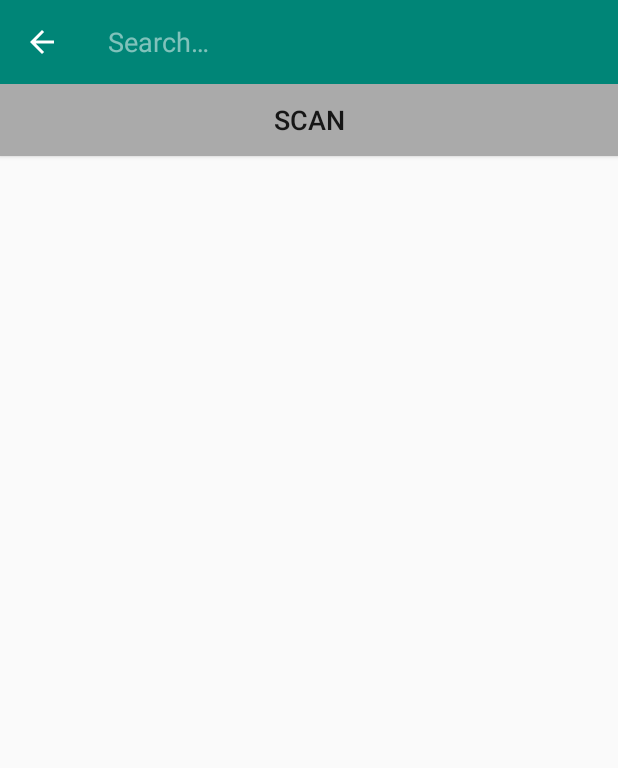
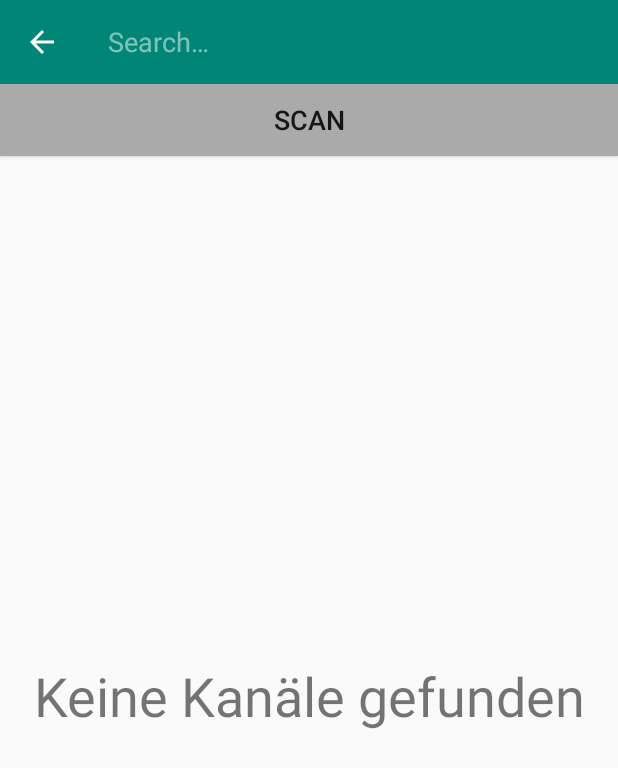
Before and after one commit to stnokott/NZSE-Fernbedienung, an Android app: the ActivityChooseChannel screen opened directly, with no data from a screen before it, after a tap on "Suche", on a phone screen of 412 x 824 dp. Shown: the top 768 px of the screen. Run offline under Robolectric (Android 15) with nearby library versions, the phone set to English and light mode, and no system bars; network calls fail.

Commit message:
Label zur Anzeige, wenn keine Kanäle vorhanden

```diff
--- a/app/src/main/java/com/example/nzse_prak0/ActivityChooseChannel.java
+++ b/app/src/main/java/com/example/nzse_prak0/ActivityChooseChannel.java
@@ -8,6 +8,8 @@
 import android.view.View;
 import android.widget.Button;
 import androidx.appcompat.widget.SearchView;
+
+import android.widget.TextView;
 import android.widget.Toast;
 
 import androidx.appcompat.app.AppCompatActivity;
@@ -46,6 +48,7 @@
         }
 
         createListeners(tileAdapter);
+        checkNoChannelsVisible();
     }
 
     private void initTileAdapter() {
@@ -117,6 +120,13 @@
                 finish();
             }
         });
+        tileAdapter.registerAdapterDataObserver(new RecyclerView.AdapterDataObserver() {
+            @Override
+            public void onChanged() {
+                super.onChanged();
+                checkNoChannelsVisible();
+            }
+        });
 
         final Button btnScanChannels = findViewById(R.id.btnScanChannels);
         btnScanChannels.setOnClickListener( new View.OnClickListener(){
@@ -155,4 +165,9 @@
         findViewById(R.id.recyclerViewChannel).setEnabled(true);
         findViewById(R.id.spinnerOverlay).setVisibility(View.INVISIBLE);
     }
+
+    public void checkNoChannelsVisible() {
+        TextView txtNoChannels = findViewById(R.id.lblNoChannels);
+        txtNoChannels.setVisibility(tileAdapter.getItemCount()==0 ? View.VISIBLE:View.INVISIBLE);
+    }
 }
--- a/app/src/main/res/layout/activity_choosechannel.xml
+++ b/app/src/main/res/layout/activity_choosechannel.xml
@@ -38,4 +38,18 @@
         app:layout_constraintEnd_toEndOf="@+id/recyclerViewChannel"
         app:layout_constraintStart_toStartOf="parent"
         app:layout_constraintTop_toBottomOf="@+id/btnScanChannels" />
+
+    <TextView
+        android:id="@+id/lblNoChannels"
+        android:layout_width="0dp"
+        android:layout_height="0dp"
+        android:gravity="center"
+        android:text="@string/lblChannelViewEmpty"
+        android:textSize="36sp"
+        app:layout_constraintBottom_toBottomOf="parent"
+        app:layout_constraintEnd_toEndOf="parent"
+        app:layout_constraintStart_toStartOf="parent"
+        app:layout_constraintTop_toBottomOf="@id/btnScanChannels"
+        tools:visibility="invisible" />
+
 </androidx.constraintlayout.widget.ConstraintLayout>
--- a/app/src/main/res/values/strings.xml
+++ b/app/src/main/res/values/strings.xml
@@ -33,6 +33,7 @@
     <string name="lblBtnSettings">Einstellungen</string>
     <string name="lblBtnSaveSettings">Speichern</string>
     <string name="lblBtnTestConnection">Test</string>
+    <string name="lblChannelViewEmpty">Keine Kanäle gefunden</string>
 
     <string name="titleMainOff">Fernbedienung</string>
     <string name="titleMainOn">Fernseher bedienen</string>
```
